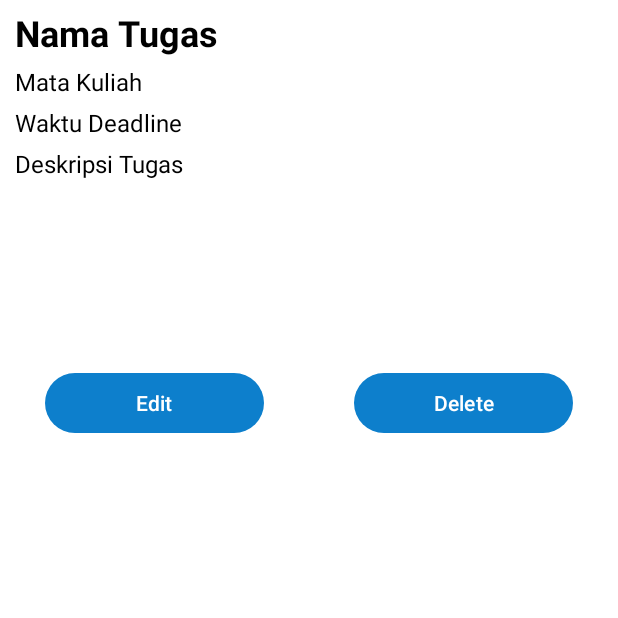
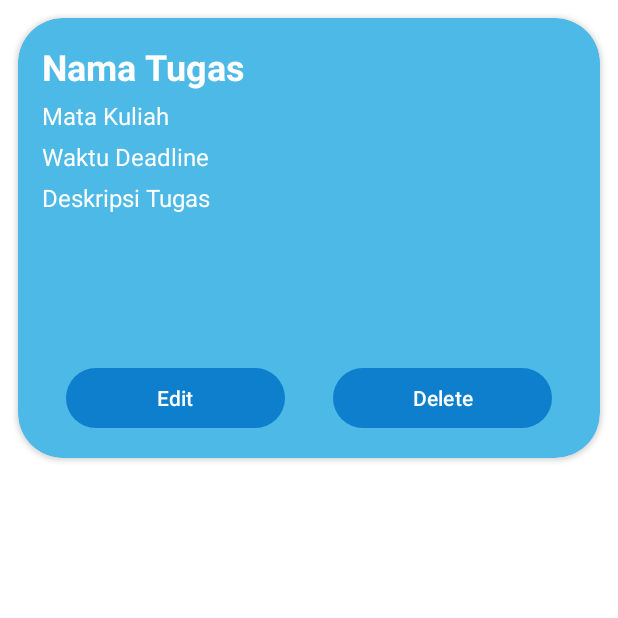
Before and after one commit to Imamh28/tubes_praktikum_mobile, an Android app: the DetailActivity screen opened directly, with no data from a screen before it, on a phone screen of 412 x 824 dp, the top half of it. Run offline under Robolectric (Android 15) with nearby library versions, the phone set to English and light mode, and no system bars; 2 statements that could not run were skipped.

Commit message:
Memperbarui layout detail

```diff
--- a/app/src/main/res/layout/activity_detail.xml
+++ b/app/src/main/res/layout/activity_detail.xml
@@ -7,53 +7,57 @@
     android:background="@color/white"
     tools:context=".DetailActivity">
 
+    <androidx.cardview.widget.CardView
+        android:layout_width="match_parent"
+        android:layout_height="wrap_content"
+        android:layout_margin="12dp"
+        android:elevation="4dp"
+        app:cardCornerRadius="30dp"
+        app:cardBackgroundColor="@color/blue2"
+        app:layout_constraintTop_toTopOf="parent"
+        app:layout_constraintStart_toStartOf="parent"
+        app:layout_constraintEnd_toEndOf="parent">
+
         <androidx.constraintlayout.widget.ConstraintLayout
             android:layout_width="match_parent"
-        android:layout_height="wrap_content"
-        android:layout_marginTop="5dp"
-        android:layout_marginBottom="10dp"
-        app:layout_constraintStart_toStartOf="parent"
-        app:layout_constraintTop_toTopOf="parent">
+            android:layout_height="match_parent"
+            android:padding="16dp">
 
             <TextView
                 android:id="@+id/task_name"
                 android:layout_width="0dp"
                 android:layout_height="wrap_content"
                 android:text="Nama Tugas"
-            android:textColor="@color/black"
+                android:textColor="@color/white"
                 android:textSize="24sp"
                 android:textStyle="bold"
-            android:layout_marginStart="10dp"
-            android:layout_marginEnd="5dp"
+                app:layout_constraintEnd_toEndOf="parent"
                 app:layout_constraintStart_toStartOf="parent"
-            app:layout_constraintEnd_toEndOf="parent"
                 app:layout_constraintTop_toTopOf="parent" />
 
             <TextView
                 android:id="@+id/task_subject_name"
                 android:layout_width="0dp"
                 android:layout_height="wrap_content"
+                android:layout_marginTop="5dp"
                 android:text="Mata Kuliah"
-            android:textColor="@color/black"
+                android:textColor="@color/white"
                 android:textSize="16sp"
-            android:layout_marginTop="5dp"
+                app:layout_constraintEnd_toEndOf="@id/task_name"
                 app:layout_constraintStart_toStartOf="@id/task_name"
-            app:layout_constraintEnd_toEndOf="@id/task_name"
-            app:layout_constraintTop_toBottomOf="@id/task_name"
-            />
+                app:layout_constraintTop_toBottomOf="@id/task_name" />
 
             <TextView
                 android:id="@+id/task_deadline"
                 android:layout_width="0dp"
                 android:layout_height="wrap_content"
+                android:layout_marginTop="5dp"
                 android:text="Waktu Deadline"
-            android:textColor="@color/black"
+                android:textColor="@color/white"
                 android:textSize="16sp"
-            android:layout_marginTop="5dp"
+                app:layout_constraintEnd_toEndOf="@id/task_name"
                 app:layout_constraintStart_toStartOf="@id/task_name"
-            app:layout_constraintEnd_toEndOf="@id/task_name"
-            app:layout_constraintTop_toBottomOf="@id/task_subject_name"
-            />
+                app:layout_constraintTop_toBottomOf="@id/task_subject_name" />
 
             <TextView
                 android:id="@+id/task_desc"
@@ -62,7 +66,7 @@
                 android:layout_marginTop="5dp"
                 android:lines="5"
                 android:text="Deskripsi Tugas"
-            android:textColor="@color/black"
+                android:textColor="@color/white"
                 android:textSize="16sp"
                 app:layout_constraintEnd_toEndOf="@id/task_name"
                 app:layout_constraintStart_toStartOf="@id/task_name"
@@ -72,26 +76,27 @@
                 android:id="@+id/btn_edit"
                 android:layout_width="0dp"
                 android:layout_height="wrap_content"
+                android:layout_marginStart="16dp"
+                android:layout_marginTop="24dp"
+                android:layout_marginEnd="16dp"
                 android:text="Edit"
-            android:layout_marginStart="30dp"
-            android:layout_marginEnd="30dp"
-            android:layout_marginTop="50dp"
-            app:layout_constraintTop_toBottomOf="@id/task_desc"
+                app:layout_constraintEnd_toStartOf="@id/btn_delete"
                 app:layout_constraintStart_toStartOf="parent"
-            app:layout_constraintEnd_toStartOf="@id/btn_delete"/>
+                app:layout_constraintTop_toBottomOf="@id/task_desc" />
 
             <Button
                 android:id="@+id/btn_delete"
                 android:layout_width="0dp"
                 android:layout_height="wrap_content"
+                android:layout_marginStart="16dp"
+                android:layout_marginTop="24dp"
+                android:layout_marginEnd="16dp"
                 android:text="Delete"
-            android:layout_marginTop="50dp"
-            android:layout_marginStart="30dp"
-            android:layout_marginEnd="30dp"
-            app:layout_constraintTop_toBottomOf="@id/task_desc"
                 app:layout_constraintEnd_toEndOf="parent"
-            app:layout_constraintStart_toEndOf="@id/btn_edit"/>
+                app:layout_constraintStart_toEndOf="@id/btn_edit"
+                app:layout_constraintTop_toBottomOf="@id/task_desc" />
 
         </androidx.constraintlayout.widget.ConstraintLayout>
+    </androidx.cardview.widget.CardView>
 
 </androidx.constraintlayout.widget.ConstraintLayout>
--- a/app/src/main/res/values/colors.xml
+++ b/app/src/main/res/values/colors.xml
@@ -3,4 +3,6 @@
     <color name="black">#FF000000</color>
     <color name="white">#FFFFFFFF</color>
     <color name="blue">#0D7FCC</color>
+    <color name="blue2">#4CB9E7</color>
+
 </resources>
```
Lines whose indentation alone changed are shown as unchanged.
